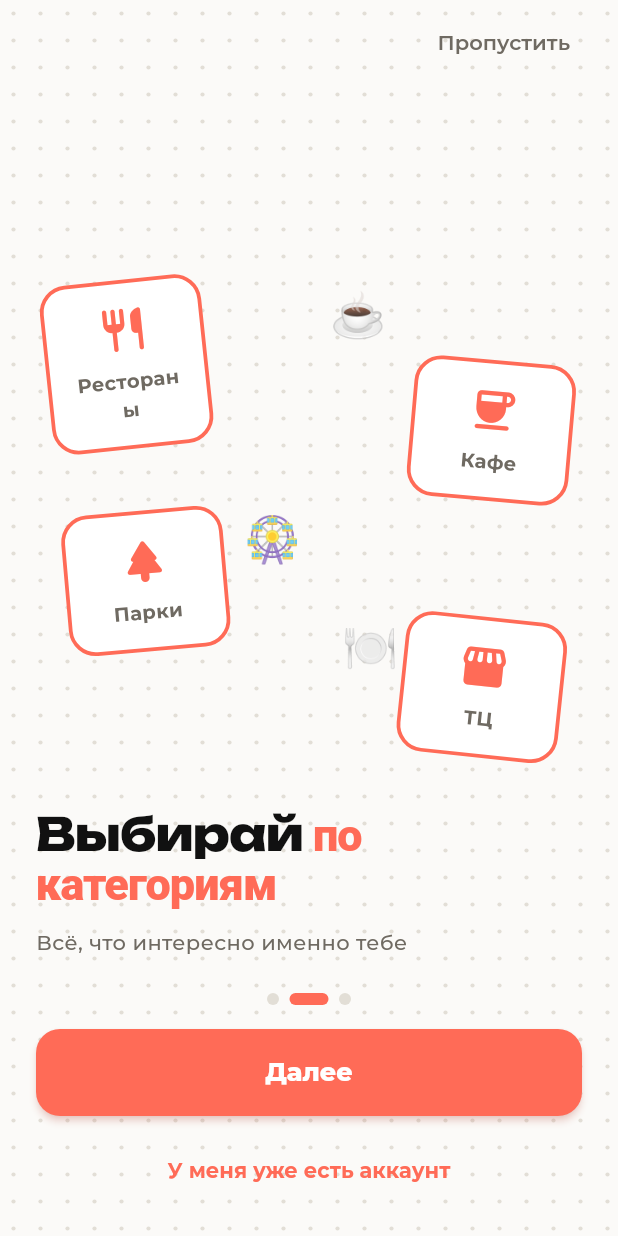
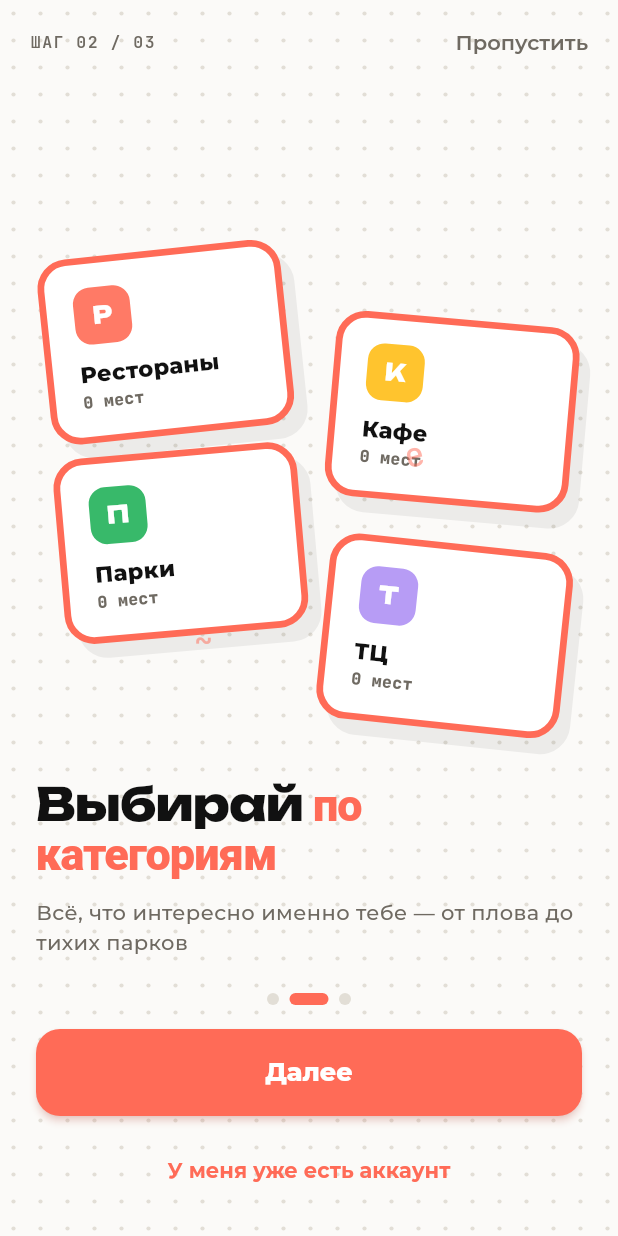
Before and after one commit to d44584131-bit/Tavsiya-MVP, a Flutter app: the OnboardingScreen screen opened directly with empty values, after a tap on "Далее", on a phone screen of 412 x 824 dp. Run offline on Flutter 3.47's test engine with Material 3 defaults, Android fonts, the phone set to English and light mode, and no system bars; our stand-ins replace google_fonts, google_sign_in, image_picker, permission_handler, share_plus, shared_preferences and 1 more; accounts and stored records are empty.

Commit message:
Onboarding: fill-the-screen bubble scatter, step indicator, category cards v2
- Highlight/review bubbles now scatter across a height computed from the
  page's available space (evenly spaced alternating left/right) instead of
  clustering near the bottom-anchored headline - "raise higher, fill the
  screen" feedback on pages 1 and 3.
- Page 3 gets a 5th review quote.
- Page 2 category cards rebuilt to match the new reference: white
  ReviewBubble-style card with a colored icon-avatar square (first letter)
  and a real "N мест" count fetched via SupabaseService.fetchCategoryCounts
  (graceful no-op if it hasn't loaded yet). Dropped the "+ ещё 6" chip from
  the reference since we only have 4 real categories - showing a fake
  "more categories" count would be misleading.
- Doodle widget now takes a glyph param (still 'e', plus '~') instead of a
  hardcoded character.
- All onboarding pages show a "ШАГ 0X / 03" step label on the same line as
  "Пропустить", per reference.

```diff
--- a/lib/l10n/strings.dart
+++ b/lib/l10n/strings.dart
@@ -503,6 +503,11 @@ class Strings {
   // Онбординг (onboarding_screen.dart)
   // ---------------------------------------------------------------
   String get skip => _t('Пропустить', 'Oʻtkazib yuborish');
+  String stepLabel(int current, int total) {
+    final c = current.toString().padLeft(2, '0');
+    final t = total.toString().padLeft(2, '0');
+    return _t('ШАГ $c / $t', '$c-QADAM / $t');
+  }
   String get startButton => _t('Начать', 'Boshlash');
   String get alreadyHaveAccount =>
       _t('У меня уже есть аккаунт', 'Mening hisobim bor');
@@ -522,8 +527,9 @@ class Strings {
 
   String get onboard2TitlePrefix => _t('Выбирай ', 'Tanlang — ');
   String get onboard2TitleAccent => _t('по категориям', 'toifalar boʻyicha');
-  String get onboard2Subtitle => _t('Всё, что интересно именно тебе',
-      'Aynan sizga qiziqarli boʻlgan hamma narsa');
+  String get onboard2Subtitle => _t(
+      'Всё, что интересно именно тебе — от плова до тихих парков',
+      'Aynan sizga qiziqarli boʻlgan hamma narsa — palovdan tinch bogʻlargacha');
 
   String get onboard3TitlePrefix => _t('Доверяй ', 'Ishoning — ');
   String get onboard3TitleAccent =>
@@ -540,4 +546,6 @@ class Strings {
   String get onboardReview4 => _t(
       'Нашла столько новых мест благодаря приложению',
       'Ilova tufayli koʻplab yangi joylarni topdim');
+  String get onboardReview5 =>
+      _t('Наконец-то не ошиблась с выбором ресторана', 'Nihoyat restoranni togʻri tanladim');
 }
--- a/lib/screens/onboarding/onboarding_screen.dart
+++ b/lib/screens/onboarding/onboarding_screen.dart
@@ -1,5 +1,8 @@
 import 'package:flutter/material.dart';
+import 'package:google_fonts/google_fonts.dart';
 import '../../l10n/strings.dart';
+import '../../supabase_service.dart';
+import '../../theme/app_colors.dart';
 import '../../widgets/dot_indicator.dart';
 import '../../widgets/pattern_dots_background.dart';
 import '../../widgets/review_bubble.dart';
@@ -26,8 +29,8 @@ class OnboardingPageData {
 class _CategoryChip {
   final String
       categoryKey; // 'restaurant' | 'cafe' | 'park' | 'mall' — метка переводится на месте
-  final IconData icon;
-  const _CategoryChip(this.categoryKey, this.icon);
+  final int? count; // реальное число мест, подгружается асинхронно
+  const _CategoryChip(this.categoryKey, {this.count});
 }
 
 class _ReviewSnippet {
@@ -49,6 +52,18 @@ class OnboardingScreen extends StatefulWidget {
 class _OnboardingScreenState extends State<OnboardingScreen> {
   final _controller = PageController();
   int _index = 0;
+  Map<String, int>? _categoryCounts;
+
+  @override
+  void initState() {
+    super.initState();
+    // Реальные числа мест по категориям для карточек 2-го экрана — не
+    // критично для онбординга, поэтому без спиннеров: пока не пришло,
+    // карточки просто показываются без подписи "N мест".
+    SupabaseService.fetchCategoryCounts().then((counts) {
+      if (mounted) setState(() => _categoryCounts = counts);
+    }).catchError((_) {});
+  }
 
   List<OnboardingPageData> _pages(BuildContext context) => [
         OnboardingPageData(
@@ -65,11 +80,11 @@ class _OnboardingScreenState extends State<OnboardingScreen> {
           titlePrefix: s(context).onboard2TitlePrefix,
           titleAccent: s(context).onboard2TitleAccent,
           subtitle: s(context).onboard2Subtitle,
-          categories: const [
-            _CategoryChip('restaurant', Icons.restaurant_rounded),
-            _CategoryChip('cafe', Icons.coffee_rounded),
-            _CategoryChip('park', Icons.park_rounded),
-            _CategoryChip('mall', Icons.storefront_rounded),
+          categories: [
+            _CategoryChip('restaurant', count: _categoryCounts?['restaurant']),
+            _CategoryChip('cafe', count: _categoryCounts?['cafe']),
+            _CategoryChip('park', count: _categoryCounts?['park']),
+            _CategoryChip('mall', count: _categoryCounts?['mall']),
           ],
         ),
         OnboardingPageData(
@@ -114,20 +129,31 @@ class _OnboardingScreenState extends State<OnboardingScreen> {
         child: SafeArea(
           child: Column(
             children: [
-              Align(
-                alignment: Alignment.topRight,
-                child: Padding(
-                  padding:
-                      const EdgeInsets.symmetric(horizontal: 20, vertical: 4),
-                  child: TextButton(
+              Padding(
+                padding: const EdgeInsets.fromLTRB(20, 4, 8, 4),
+                child: Row(
+                  mainAxisAlignment: MainAxisAlignment.spaceBetween,
+                  children: [
+                    Text(
+                      s(context).stepLabel(_index + 1, pages.length),
+                      style: GoogleFonts.jetBrainsMono(
+                        fontWeight: FontWeight.w600,
+                        fontSize: 11,
+                        letterSpacing: 1,
+                        color: Theme.of(context).textTheme.labelSmall?.color,
+                      ),
+                    ),
+                    TextButton(
                       onPressed: widget.onFinish,
                       child: Text(
                         s(context).skip,
                         style: TextStyle(
                             fontWeight: FontWeight.w600,
-                          color: Theme.of(context).textTheme.bodyMedium?.color),
+                            color:
+                                Theme.of(context).textTheme.bodyMedium?.color),
                       ),
                     ),
+                  ],
                 ),
               ),
               Expanded(
@@ -225,53 +251,57 @@ class _OnboardingPageState extends State<_OnboardingPage>
     );
   }
 
-  Widget _bubbleWall(BuildContext context) {
+  /// Равномерно распределённые по высоте "холста" координаты Y (от -0.88
+  /// до 0.88) — чтобы N пузырей заполняли всю зону, а не жались к низу.
+  static List<double> _scatterYs(int n) {
+    if (n <= 1) return const [0.0];
+    const span = 1.76;
+    return List.generate(n, (i) => -0.88 + i * (span / (n - 1)));
+  }
+
+  Widget _bubbleWall(BuildContext context, double wallHeight) {
     final d = widget.data;
     if (d.highlights != null) {
-      // Колонка, а не Stack с абсолютным позиционированием — иначе высота
-      // "стены" не учитывает второй пузырь, и он наезжает на заголовок ниже
-      // (был баг с наложением элементов друг на друга).
-      return Column(
-        crossAxisAlignment: CrossAxisAlignment.start,
+      final ys = _scatterYs(d.highlights!.length);
+      return SizedBox(
+        width: double.infinity,
+        height: wallHeight,
+        child: Stack(
+          clipBehavior: Clip.none,
           children: [
+            for (final entry in d.highlights!.asMap().entries)
               Align(
-            alignment: Alignment.centerLeft,
-            child: ReviewBubble(
-              tilt: BubbleTilt.leftSoft,
-              child: Text(d.highlights![0]),
-            ),
-          ),
-          const SizedBox(height: 16),
-          Align(
-            alignment: Alignment.centerRight,
+                alignment:
+                    Alignment(entry.key.isEven ? -0.92 : 0.92, ys[entry.key]),
                 child: Stack(
                   clipBehavior: Clip.none,
                   children: [
                     ReviewBubble(
-                  tilt: BubbleTilt.rightSoft,
-                  child: Text(d.highlights![1]),
+                      hero: true,
+                      tilt: entry.key.isEven
+                          ? BubbleTilt.leftSoft
+                          : BubbleTilt.rightSoft,
+                      child: ConstrainedBox(
+                        constraints: const BoxConstraints(maxWidth: 220),
+                        child: Text(entry.value),
                       ),
-                const Positioned(top: -16, left: -14, child: Doodle(size: 22)),
+                    ),
+                    if (entry.key == 1)
+                      const Positioned(
+                          top: -16, left: -14, child: Doodle(size: 22)),
                   ],
                 ),
               ),
-          const SizedBox(height: 16),
-          Align(
-            alignment: Alignment.centerLeft,
-            child: ReviewBubble(
-              tilt: BubbleTilt.left,
-              child: Text(d.highlights![2]),
+          ],
         ),
-          ),
-        ],
       );
     }
     if (d.categories != null) {
       // Разброс по разным точкам "холста" фиксированной высоты — карточки
-      // покрупнее плюс декоративные эмодзи в промежутках, как в референсе.
+      // в стиле референса (белая плашка, цветная иконка-аватар, число мест).
       return SizedBox(
         width: double.infinity,
-        height: 330,
+        height: wallHeight,
         child: Stack(
           clipBehavior: Clip.none,
           children: [
@@ -304,45 +334,49 @@ class _OnboardingPageState extends State<_OnboardingPage>
               ),
             ),
             const Align(
-                alignment: Alignment(0.2, -0.95), child: _EmojiDoodle('☕')),
+                alignment: Alignment(0.4, -0.15), child: Doodle(size: 22)),
             const Align(
-                alignment: Alignment(-0.15, 0.1), child: _EmojiDoodle('🎡')),
-            const Align(
-                alignment: Alignment(0.25, 0.6), child: _EmojiDoodle('🍽️')),
+                alignment: Alignment(-0.4, 0.65),
+                child: Doodle(glyph: '~', size: 20, rotateDeg: 0)),
           ],
         ),
       );
     }
     if (d.reviews != null) {
-      return Column(
-        children: d.reviews!.asMap().entries.map((entry) {
-          final i = entry.key;
-          final r = entry.value;
-          return Padding(
-            padding: const EdgeInsets.only(bottom: 16),
-            child: Align(
-              alignment: i.isEven ? Alignment.centerLeft : Alignment.centerRight,
+      final ys = _scatterYs(d.reviews!.length);
+      return SizedBox(
+        width: double.infinity,
+        height: wallHeight,
+        child: Stack(
+          clipBehavior: Clip.none,
+          children: [
+            for (final entry in d.reviews!.asMap().entries)
+              Align(
+                alignment:
+                    Alignment(entry.key.isEven ? -0.92 : 0.92, ys[entry.key]),
                 child: Stack(
                   clipBehavior: Clip.none,
                   children: [
                     ReviewBubble(
-                    hero: i == 0,
-                    tilt: i.isEven ? BubbleTilt.left : BubbleTilt.right,
+                      hero: entry.key == 0,
+                      tilt: entry.key.isEven
+                          ? BubbleTilt.left
+                          : BubbleTilt.right,
                       child: ConstrainedBox(
-                      constraints: const BoxConstraints(maxWidth: 240),
-                      child: Text('«${r.quote}»'),
+                        constraints: const BoxConstraints(maxWidth: 230),
+                        child: Text('«${entry.value.quote}»'),
                       ),
                     ),
                     Positioned(
                       top: -10,
                       right: -6,
-                    child: BubbleRatingBadge(stars: r.stars),
+                      child: BubbleRatingBadge(stars: entry.value.stars),
                     ),
                   ],
                 ),
               ),
-          );
-        }).toList(),
+          ],
+        ),
       );
     }
     return const SizedBox.shrink();
@@ -356,10 +390,15 @@ class _OnboardingPageState extends State<_OnboardingPage>
 
     // LayoutBuilder + minHeight (вместо Spacer/фиксированной высоты пузырей) —
     // заголовок прижимается к низу, когда контент короткий, но если перевод
-    // длиннее или пузыри с отзывами не влезли в 210px, страница просто
-    // скроллится, а не вылезает за границы (было падение "overflowed by …").
+    // длиннее или пузыри не влезли — страница просто скроллится, а не
+    // вылезает за границы (было падение "overflowed by …"). Высота "холста"
+    // считается от доступного места, чтобы пузыри/карточки заполняли экран,
+    // а не жались друг к другу внизу.
     return LayoutBuilder(
       builder: (context, constraints) {
+        final wallHeight = d.categories != null
+            ? 330.0
+            : (constraints.maxHeight * 0.56).clamp(360.0, 620.0);
         return SingleChildScrollView(
           padding: const EdgeInsets.symmetric(horizontal: 24, vertical: 16),
           child: ConstrainedBox(
@@ -368,7 +407,7 @@ class _OnboardingPageState extends State<_OnboardingPage>
               mainAxisAlignment: MainAxisAlignment.end,
               crossAxisAlignment: CrossAxisAlignment.start,
               children: [
-                _staggered(_bubbleWall(context), startAt: 0.0),
+                _staggered(_bubbleWall(context, wallHeight), startAt: 0.0),
                 const SizedBox(height: 28),
                 _staggered(
                   RichText(
@@ -399,50 +438,54 @@ class _OnboardingPageState extends State<_OnboardingPage>
   }
 }
 
+/// Карточка категории в стиле референса: белая плашка с коралловой
+/// обводкой (как ReviewBubble), сверху — цветной квадрат-аватар с первой
+/// буквой категории, ниже — название и (если уже подгрузилось) число мест.
 class _CategoryTagBubble extends StatelessWidget {
   final _CategoryChip chip;
   const _CategoryTagBubble({required this.chip});
 
   @override
   Widget build(BuildContext context) {
-    final theme = Theme.of(context);
-    final isDark = theme.brightness == Brightness.dark;
-    return Container(
-      width: 108,
-      padding: const EdgeInsets.symmetric(horizontal: 14, vertical: 14),
-      decoration: BoxDecoration(
-        color: isDark ? const Color(0xFF1A1817) : Colors.white,
-        borderRadius: BorderRadius.circular(18),
-        border: Border.all(color: theme.colorScheme.primary, width: 2.5),
-      ),
+    final label = s(context).categoryPlural(chip.categoryKey);
+    final color = AppColors.categoryColor(chip.categoryKey);
+    return ReviewBubble(
+      hero: true,
+      tilt: BubbleTilt.none,
+      child: SizedBox(
+        width: 118,
         child: Column(
+          crossAxisAlignment: CrossAxisAlignment.start,
           mainAxisSize: MainAxisSize.min,
           children: [
-          Icon(chip.icon, color: theme.colorScheme.primary, size: 34),
-          const SizedBox(height: 8),
-          Text(s(context).categoryPlural(chip.categoryKey),
-              style: theme.textTheme.bodyMedium
-                  ?.copyWith(fontWeight: FontWeight.w700, fontSize: 13),
-              textAlign: TextAlign.center),
+            Container(
+              width: 38,
+              height: 38,
+              alignment: Alignment.center,
+              decoration:
+                  BoxDecoration(color: color, borderRadius: BorderRadius.circular(11)),
+              child: Text(
+                label.isNotEmpty ? label[0].toUpperCase() : '?',
+                style: GoogleFonts.unbounded(
+                    fontWeight: FontWeight.w800,
+                    fontSize: 16,
+                    color: Colors.white),
+              ),
+            ),
+            const SizedBox(height: 10),
+            Text(label,
+                style: GoogleFonts.montserrat(
+                    fontWeight: FontWeight.w800, fontSize: 15)),
+            if (chip.count != null) ...[
+              const SizedBox(height: 2),
+              Text(s(context).placesCount(chip.count!),
+                  style: GoogleFonts.jetBrainsMono(
+                      fontSize: 11,
+                      color: Theme.of(context).textTheme.labelSmall?.color)),
             ],
+          ],
+        ),
       ),
     );
   }
 }
-
-/// Декоративный эмодзи, разбросанный по "холсту" 2-го экрана — чисто
-/// орнамент, как рукописные завитки в референсе, никакого смысла не несёт.
-class _EmojiDoodle extends StatelessWidget {
-  final String emoji;
-  const _EmojiDoodle(this.emoji);
-
-  @override
-  Widget build(BuildContext context) {
-    return IgnorePointer(
-      child: Opacity(
-        opacity: 0.8,
-        child: Text(emoji, style: const TextStyle(fontSize: 30)),
-      ),
-    );
-  }
-}
--- a/lib/widgets/pattern_dots_background.dart
+++ b/lib/widgets/pattern_dots_background.dart
@@ -51,7 +51,9 @@ class _DotsPainter extends CustomPainter {
 class Doodle extends StatelessWidget {
   final double size;
   final double rotateDeg;
-  const Doodle({super.key, this.size = 26, this.rotateDeg = -14});
+  final String glyph;
+  const Doodle(
+      {super.key, this.size = 26, this.rotateDeg = -14, this.glyph = 'e'});
 
   @override
   Widget build(BuildContext context) {
@@ -63,7 +65,7 @@ class Doodle extends StatelessWidget {
         child: Transform.rotate(
           angle: rotateDeg * 3.1415926535 / 180,
           child: Text(
-            'e',
+            glyph,
             style: GoogleFonts.jetBrainsMono(
               fontSize: size,
               height: 1,
```
Lines whose indentation alone changed are shown as unchanged.
